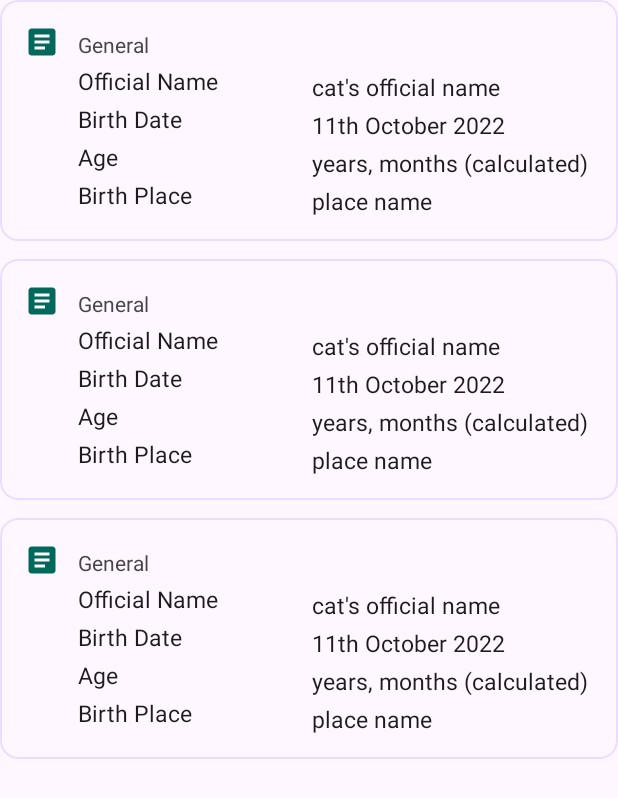
After one commit to sinijus/cat_keeper, an Android app: the layout fragment_cat_cards.xml on its own in the app's theme, with its tools: preview values and no code run, on a phone screen of 412 x 824 dp. The commit adds this screen. Shown: the top 798 px of the screen. Run offline under Robolectric (Android 15) with nearby library versions, the phone set to English and light mode, and no system bars.

Commit message:
card_item, fragment and recyclerview WIP

```diff
--- a/app/build.gradle.kts
+++ b/app/build.gradle.kts
@@ -54,6 +54,9 @@ dependencies {
     // Kotlin Extensions and Coroutines support for Room
     implementation("androidx.room:room-ktx:$roomVersion")
 
+    //AnyChart
+    implementation("com.github.AAChartModel:AAChartCore-Kotlin:-SNAPSHOT")
+
     testImplementation("junit:junit:4.13.2")
     androidTestImplementation("androidx.test.ext:junit:1.1.5")
     androidTestImplementation("androidx.test.espresso:espresso-core:3.5.1")
--- /dev/null
+++ b/app/src/main/java/com/jaanussinivali/catkeeper/ui/CatCardText.kt
@@ -0,0 +1,5 @@
+package com.jaanussinivali.catkeeper.ui
+
+object CatCardText {
+
+}
--- /dev/null
+++ b/app/src/main/java/com/jaanussinivali/catkeeper/ui/cat/CatCardsFragment.kt
@@ -0,0 +1,4 @@
+package com.jaanussinivali.catkeeper.ui.cat
+
+class CatCardsFragment {
+}
--- /dev/null
+++ b/app/src/main/res/drawable/ic_general_info_24.xml
@@ -0,0 +1,5 @@
+<vector android:autoMirrored="true" android:height="24dp"
+    android:tint="#000000" android:viewportHeight="24"
+    android:viewportWidth="24" android:width="24dp" xmlns:android="http://schemas.android.com/apk/res/android">
+    <path android:fillColor="@android:color/white" android:pathData="M19,3L5,3c-1.1,0 -2,0.9 -2,2v14c0,1.1 0.9,2 2,2h14c1.1,0 2,-0.9 2,-2L21,5c0,-1.1 -0.9,-2 -2,-2zM14,17L7,17v-2h7v2zM17,13L7,13v-2h10v2zM17,9L7,9L7,7h10v2z"/>
+</vector>
--- /dev/null
+++ b/app/src/main/res/drawable/ic_image_24.xml
@@ -0,0 +1,5 @@
+<vector android:height="24dp" android:tint="#000000"
+    android:viewportHeight="24" android:viewportWidth="24"
+    android:width="24dp" xmlns:android="http://schemas.android.com/apk/res/android">
+    <path android:fillColor="@android:color/white" android:pathData="M21,19V5c0,-1.1 -0.9,-2 -2,-2H5c-1.1,0 -2,0.9 -2,2v14c0,1.1 0.9,2 2,2h14c1.1,0 2,-0.9 2,-2zM8.5,13.5l2.5,3.01L14.5,12l4.5,6H5l3.5,-4.5z"/>
+</vector>
--- /dev/null
+++ b/app/src/main/res/drawable/ic_insurance_24.xml
@@ -0,0 +1,5 @@
+<vector android:height="24dp" android:tint="#000000"
+    android:viewportHeight="24" android:viewportWidth="24"
+    android:width="24dp" xmlns:android="http://schemas.android.com/apk/res/android">
+    <path android:fillColor="@android:color/white" android:pathData="M10.5,13H8v-3h2.5V7.5h3V10H16v3h-2.5v2.5h-3V13zM12,2L4,5v6.09c0,5.05 3.41,9.76 8,10.91c4.59,-1.15 8,-5.86 8,-10.91V5L12,2z"/>
+</vector>
--- /dev/null
+++ b/app/src/main/res/drawable/ic_medical_24.xml
@@ -0,0 +1,7 @@
+<vector android:height="24dp" android:tint="#000000"
+    android:viewportHeight="24" android:viewportWidth="24"
+    android:width="24dp" xmlns:android="http://schemas.android.com/apk/res/android">
+    <path android:fillColor="@android:color/white" android:pathData="M3,3h12v2h-12z"/>
+    <path android:fillColor="@android:color/white" android:pathData="M14,6H4C2.9,6 2,6.9 2,8v11c0,1.1 0.9,2 2,2h10c1.1,0 2,-0.9 2,-2V8C16,6.9 15.1,6 14,6zM13,15h-2.5v2.5h-3V15H5v-3h2.5V9.5h3V12H13V15z"/>
+    <path android:fillColor="@android:color/white" android:pathData="M20,6c-1.68,0 -3,1.76 -3,4c0,1.77 0.83,3.22 2,3.76V20c0,0.55 0.45,1 1,1s1,-0.45 1,-1v-6.24c1.17,-0.54 2,-1.99 2,-3.76C23,7.76 21.68,6 20,6z"/>
+</vector>
--- /dev/null
+++ b/app/src/main/res/drawable/ic_pets_24.xml
@@ -0,0 +1,9 @@
+<vector android:height="24dp" android:tint="#000000"
+    android:viewportHeight="24" android:viewportWidth="24"
+    android:width="24dp" xmlns:android="http://schemas.android.com/apk/res/android">
+    <path android:fillColor="@android:color/white" android:pathData="M4.5,9.5m-2.5,0a2.5,2.5 0,1 1,5 0a2.5,2.5 0,1 1,-5 0"/>
+    <path android:fillColor="@android:color/white" android:pathData="M9,5.5m-2.5,0a2.5,2.5 0,1 1,5 0a2.5,2.5 0,1 1,-5 0"/>
+    <path android:fillColor="@android:color/white" android:pathData="M15,5.5m-2.5,0a2.5,2.5 0,1 1,5 0a2.5,2.5 0,1 1,-5 0"/>
+    <path android:fillColor="@android:color/white" android:pathData="M19.5,9.5m-2.5,0a2.5,2.5 0,1 1,5 0a2.5,2.5 0,1 1,-5 0"/>
+    <path android:fillColor="@android:color/white" android:pathData="M17.34,14.86c-0.87,-1.02 -1.6,-1.89 -2.48,-2.91 -0.46,-0.54 -1.05,-1.08 -1.75,-1.32 -0.11,-0.04 -0.22,-0.07 -0.33,-0.09 -0.25,-0.04 -0.52,-0.04 -0.78,-0.04s-0.53,0 -0.79,0.05c-0.11,0.02 -0.22,0.05 -0.33,0.09 -0.7,0.24 -1.28,0.78 -1.75,1.32 -0.87,1.02 -1.6,1.89 -2.48,2.91 -1.31,1.31 -2.92,2.76 -2.62,4.79 0.29,1.02 1.02,2.03 2.33,2.32 0.73,0.15 3.06,-0.44 5.54,-0.44h0.18c2.48,0 4.81,0.58 5.54,0.44 1.31,-0.29 2.04,-1.31 2.33,-2.32 0.31,-2.04 -1.3,-3.49 -2.61,-4.8z"/>
+</vector>
--- /dev/null
+++ b/app/src/main/res/layout/dialog_edit_cat_card.xml
@@ -0,0 +1,6 @@
+<?xml version="1.0" encoding="utf-8"?>
+<androidx.constraintlayout.widget.ConstraintLayout xmlns:android="http://schemas.android.com/apk/res/android"
+    android:layout_width="match_parent"
+    android:layout_height="match_parent">
+
+</androidx.constraintlayout.widget.ConstraintLayout>
--- /dev/null
+++ b/app/src/main/res/layout/fragment_cat_cards.xml
@@ -0,0 +1,9 @@
+<?xml version="1.0" encoding="utf-8"?>
+<androidx.recyclerview.widget.RecyclerView xmlns:android="http://schemas.android.com/apk/res/android"
+    android:layout_width="match_parent"
+    xmlns:app="http://schemas.android.com/apk/res-auto"
+    xmlns:tools="http://schemas.android.com/tools"
+    android:id="@+id/recycler_view"
+    app:layoutManager="androidx.recyclerview.widget.LinearLayoutManager"
+    tools:listitem="@layout/item_cat_card"
+    android:layout_height="match_parent" />
--- a/app/src/main/res/layout/item_cat_card.xml
+++ b/app/src/main/res/layout/item_cat_card.xml
@@ -1,6 +1,111 @@
 <?xml version="1.0" encoding="utf-8"?>
-<androidx.constraintlayout.widget.ConstraintLayout xmlns:android="http://schemas.android.com/apk/res/android"
+<com.google.android.material.card.MaterialCardView xmlns:android="http://schemas.android.com/apk/res/android"
+    xmlns:app="http://schemas.android.com/apk/res-auto"
+    xmlns:tools="http://schemas.android.com/tools"
+    android:id="@+id/card_view_general"
+    style="@style/Card"
     android:layout_width="match_parent"
-    android:layout_height="match_parent">
+    android:layout_height="wrap_content"
+    android:layout_marginBottom="12dp">
 
-</androidx.constraintlayout.widget.ConstraintLayout>
+    <androidx.constraintlayout.widget.ConstraintLayout
+        android:layout_width="match_parent"
+        android:layout_height="wrap_content"
+        android:padding="16dp">
+
+        <ImageView
+            android:id="@+id/image_view_card_icon"
+            style="@style/Icon"
+            android:layout_width="wrap_content"
+            android:layout_height="wrap_content"
+            tools:src="@drawable/ic_general_info_24"
+            app:layout_constraintStart_toStartOf="parent"
+            app:layout_constraintTop_toTopOf="parent"
+            android:contentDescription="@string/descr_item_card_icon" />
+
+        <TextView
+            android:id="@+id/text_view_card_heading"
+            style="@style/Text.Heading"
+            android:layout_width="wrap_content"
+            android:layout_height="wrap_content"
+            android:layout_marginStart="12dp"
+            tools:text="General"
+            app:layout_constraintStart_toEndOf="@id/image_view_card_icon"
+            app:layout_constraintTop_toTopOf="parent" />
+
+        <TextView
+            android:id="@+id/text_view_field_one_name"
+            style="@style/Text.ItemName"
+            android:layout_width="wrap_content"
+            android:layout_height="wrap_content"
+            tools:text="Official Name"
+            app:layout_constraintStart_toStartOf="@id/text_view_card_heading"
+            app:layout_constraintTop_toBottomOf="@id/text_view_card_heading" />
+
+        <TextView
+            android:id="@+id/text_view_field_one_value"
+            style="@style/Text.Value"
+            tools:text="cat's official name"
+            android:layout_width="wrap_content"
+            android:layout_height="wrap_content"
+            app:layout_constraintEnd_toEndOf="parent"
+            app:layout_constraintStart_toEndOf="@id/text_view_field_one_name"
+            app:layout_constraintTop_toTopOf="@id/text_view_field_one_name" />
+
+        <TextView
+            android:id="@+id/text_view_field_two_name"
+            style="@style/Text.ItemName"
+            android:layout_width="wrap_content"
+            android:layout_height="wrap_content"
+            tools:text="Birth Date"
+            app:layout_constraintStart_toStartOf="@id/text_view_field_one_name"
+            app:layout_constraintTop_toBottomOf="@id/text_view_field_one_name" />
+
+        <TextView
+            android:id="@+id/text_view_field_two_value"
+            style="@style/Text.Value"
+            tools:text="11th October 2022"
+            android:layout_width="wrap_content"
+            android:layout_height="wrap_content"
+            app:layout_constraintStart_toStartOf="@id/text_view_field_one_value"
+            app:layout_constraintTop_toBottomOf="@id/text_view_field_one_value" />
+
+        <TextView
+            android:id="@+id/text_view_field_three_name"
+            style="@style/Text.ItemName"
+            android:layout_width="wrap_content"
+            android:layout_height="wrap_content"
+            tools:text="Age"
+            app:layout_constraintStart_toStartOf="@id/text_view_field_two_name"
+            app:layout_constraintTop_toBottomOf="@id/text_view_field_two_name" />
+
+        <TextView
+            android:id="@+id/text_view_field_three_value"
+            style="@style/Text.Value"
+            tools:text="years, months (calculated)"
+            android:layout_width="wrap_content"
+            android:layout_height="wrap_content"
+            app:layout_constraintStart_toStartOf="@id/text_view_field_two_value"
+            app:layout_constraintTop_toBottomOf="@id/text_view_field_two_value" />
+
+        <TextView
+            android:id="@+id/text_view_field_four_name"
+            style="@style/Text.ItemName"
+            android:layout_width="wrap_content"
+            android:layout_height="wrap_content"
+            tools:text="Birth Place"
+            app:layout_constraintStart_toStartOf="@id/text_view_field_three_name"
+            app:layout_constraintTop_toBottomOf="@id/text_view_field_three_name" />
+
+        <TextView
+            android:id="@+id/text_view_field_four_value"
+            style="@style/Text.Value"
+            tools:text="place name"
+            android:layout_width="wrap_content"
+            android:layout_height="wrap_content"
+            app:layout_constraintStart_toStartOf="@id/text_view_field_three_value"
+            app:layout_constraintTop_toBottomOf="@id/text_view_field_three_value" />
+
+    </androidx.constraintlayout.widget.ConstraintLayout>
+
+</com.google.android.material.card.MaterialCardView>
--- /dev/null
+++ b/app/src/main/res/layout/weight_cat_card.xml
@@ -0,0 +1,17 @@
+<?xml version="1.0" encoding="utf-8"?>
+<androidx.cardview.widget.CardView xmlns:android="http://schemas.android.com/apk/res/android"
+    android:layout_width="match_parent"
+    android:layout_height="wrap_content"
+    xmlns:tools="http://schemas.android.com/tools">
+
+    <com.github.aachartmodel.aainfographics.aachartcreator.AAChartView
+        android:id="@+id/aa_chart_view"
+        android:layout_width="match_parent"
+        android:layout_height="0dp">
+    </com.github.aachartmodel.aainfographics.aachartcreator.AAChartView>
+
+<!--    https://github.com/AAChartModel/AAChartCore-Kotlin?tab=readme-ov-file#special-area-chart-three-->
+
+
+
+</androidx.cardview.widget.CardView>
--- a/app/src/main/res/values/strings.xml
+++ b/app/src/main/res/values/strings.xml
@@ -1,3 +1,4 @@
 <resources>
     <string name="app_name">Cat Keeper</string>
+    <string name="descr_item_card_icon">Card Icon</string>
 </resources>
--- a/build.gradle.kts
+++ b/build.gradle.kts
@@ -3,4 +3,5 @@ plugins {
     id("com.android.application") version "8.2.2" apply false
     id("org.jetbrains.kotlin.android") version "1.9.22" apply false
     id("com.google.devtools.ksp") version "1.9.22-1.0.17" apply false
+
 }
--- a/settings.gradle.kts
+++ b/settings.gradle.kts
@@ -10,6 +10,7 @@ dependencyResolutionManagement {
     repositories {
         google()
         mavenCentral()
+        maven("https://jitpack.io")
     }
 }
 
```
Also changed, not shown: app/src/main/res/drawable/img_0536.JPEG (added).
